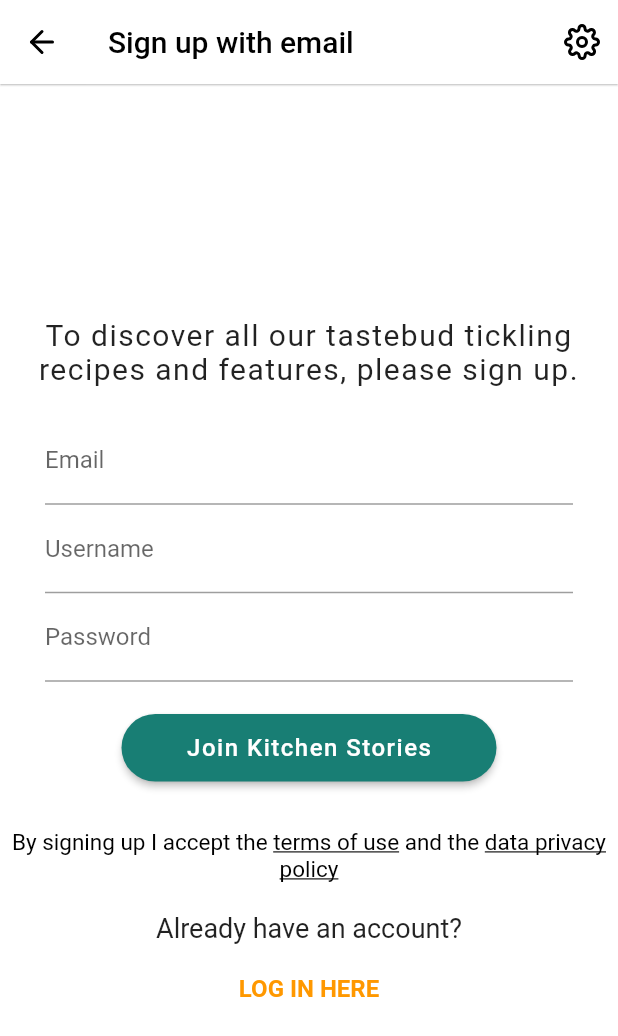
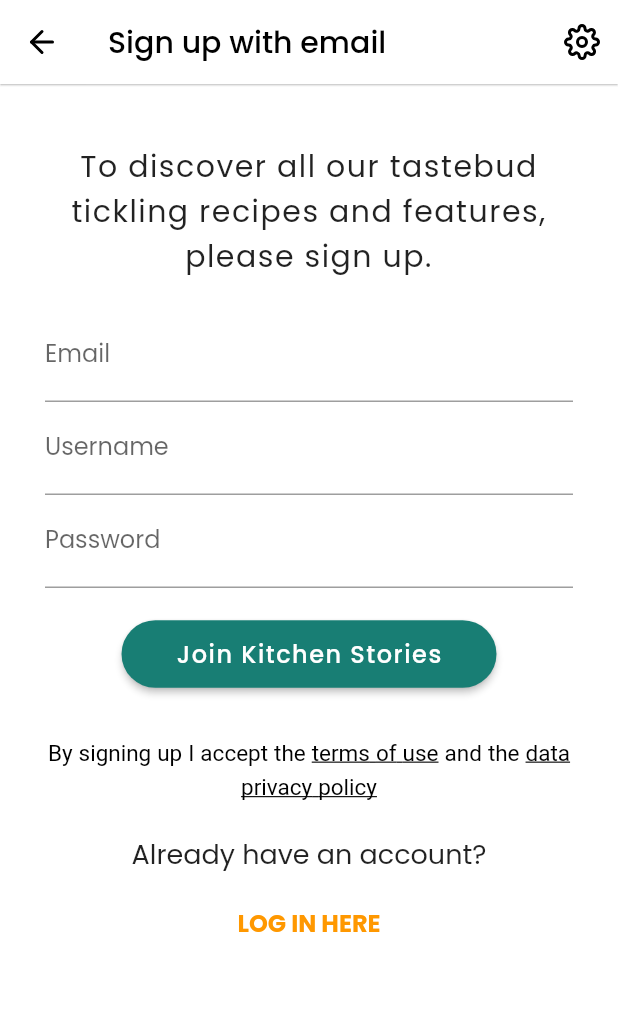
Before and after one commit to metatony/kitchen-stories-ui, a Flutter app: the SignUp screen opened directly, after a tap on "Sign up with email", on a phone screen of 412 x 824 dp. Shown: the top 1036 px of the screen. Run offline on Flutter 3.47's test engine with Material 2 defaults, Android fonts, the phone set to English and light mode, and no system bars; our stand-ins replace flutter_feather_icons, gap, google_fonts; network calls fail; project files that could hold a hidden picture were left out.

Commit message:
changed font theme

```diff
--- a/lib/get_started/get_started.dart
+++ b/lib/get_started/get_started.dart
@@ -17,7 +17,7 @@
           borderRadius: BorderRadius.circular(20),
           color: const Color.fromARGB(255, 250, 244, 201),
         ),
-        height: 235,
+        height: 260,
         width: double.infinity,
         child: Column(
           crossAxisAlignment: CrossAxisAlignment.start,
--- a/lib/screens/email_sign.dart
+++ b/lib/screens/email_sign.dart
@@ -1,5 +1,6 @@
 import 'package:flutter/material.dart';
 import 'package:flutter_feather_icons/flutter_feather_icons.dart';
+import 'package:kitchen_stories/screens/profile_account.dart';
 
 class EmailPage extends StatelessWidget {
   const EmailPage({super.key});
@@ -35,9 +36,13 @@
         ],
       ),
       body: SafeArea(
+        child: SingleChildScrollView(
           child: Column(
             mainAxisAlignment: MainAxisAlignment.center,
             children: [
+              const SizedBox(
+                height: 40,
+              ),
               const Padding(
                 padding: EdgeInsets.symmetric(horizontal: 16.0),
                 child: Text(
@@ -85,7 +90,12 @@
                 shape: RoundedRectangleBorder(
                     borderRadius: BorderRadius.circular(25)),
                 color: const Color.fromARGB(255, 24, 126, 116),
-              onPressed: () {},
+                onPressed: () {
+                  Navigator.push(context,
+                      MaterialPageRoute(builder: (BuildContext context) {
+                    return const Profile();
+                  }));
+                },
                 child: const Text(
                   'Join Kitchen Stories',
                   style: TextStyle(
@@ -107,12 +117,14 @@
                         TextSpan(text: 'By signing up I accept the '),
                         TextSpan(
                           text: 'terms of use',
-                        style: TextStyle(decoration: TextDecoration.underline),
+                          style:
+                              TextStyle(decoration: TextDecoration.underline),
                         ),
                         TextSpan(text: ' and the '),
                         TextSpan(
                           text: 'data privacy policy',
-                        style: TextStyle(decoration: TextDecoration.underline),
+                          style:
+                              TextStyle(decoration: TextDecoration.underline),
                         ),
                       ]),
                   textAlign: TextAlign.center,
@@ -138,6 +150,7 @@
             ],
           ),
         ),
+      ),
     );
   }
 }
--- a/lib/screens/signup.dart
+++ b/lib/screens/signup.dart
@@ -26,7 +26,9 @@
           ),
         ],
       ),
-      body: SafeArea(
+      body: SingleChildScrollView(
+        scrollDirection: Axis.vertical,
+        child: SafeArea(
           child: Column(
             children: [
               const Padding(
@@ -67,12 +69,14 @@
                         TextSpan(text: 'By signing up I accept the '),
                         TextSpan(
                           text: 'terms of use',
-                        style: TextStyle(decoration: TextDecoration.underline),
+                          style:
+                              TextStyle(decoration: TextDecoration.underline),
                         ),
                         TextSpan(text: ' and the '),
                         TextSpan(
                           text: 'data privacy policy',
-                        style: TextStyle(decoration: TextDecoration.underline),
+                          style:
+                              TextStyle(decoration: TextDecoration.underline),
                         ),
                       ]),
                   textAlign: TextAlign.center,
@@ -98,6 +102,7 @@
             ],
           ),
         ),
+      ),
     );
   }
 }
--- a/lib/widgets/cookbook.dart
+++ b/lib/widgets/cookbook.dart
@@ -33,7 +33,7 @@
             ),
           ),
           child: Container(
-            height: 70,
+            height: 100,
             width: double.infinity,
             decoration: const BoxDecoration(
               color: Colors.white,
--- a/pubspec.yaml
+++ b/pubspec.yaml
@@ -38,6 +38,7 @@
   cupertino_icons: ^1.0.2
   flutter_feather_icons: ^2.0.0+1
   gap: ^2.0.1
+  google_fonts: ^3.0.1
 
 dev_dependencies:
   flutter_test:
```
Also changed, not shown: lib/main.dart (+7 -2 lines), lib/screens/bottombar.dart (+6 -3 lines), lib/screens/create_page.dart (added, +14 -0 lines), lib/screens/search_page.dart (added, +14 -0 lines), lib/screens/shopping_page.dart (added, +14 -0 lines), lib/screens/splash.dart (+6 -4 lines), pubspec.lock, 1 other file. Lines whose indentation alone changed are shown as unchanged.
